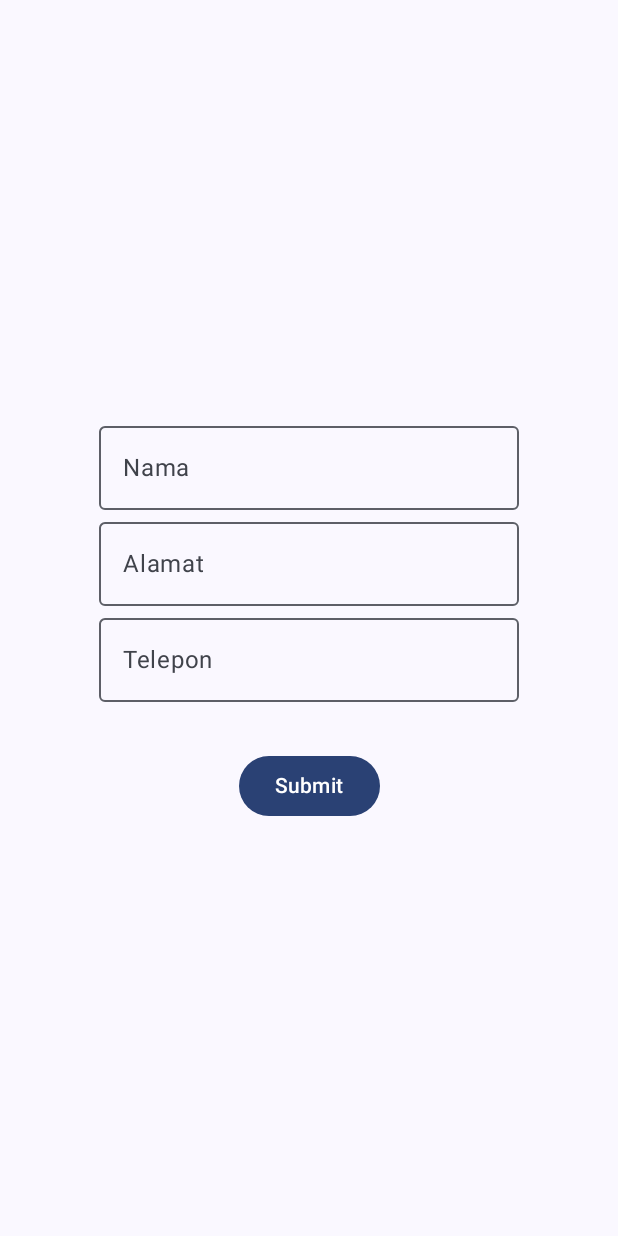
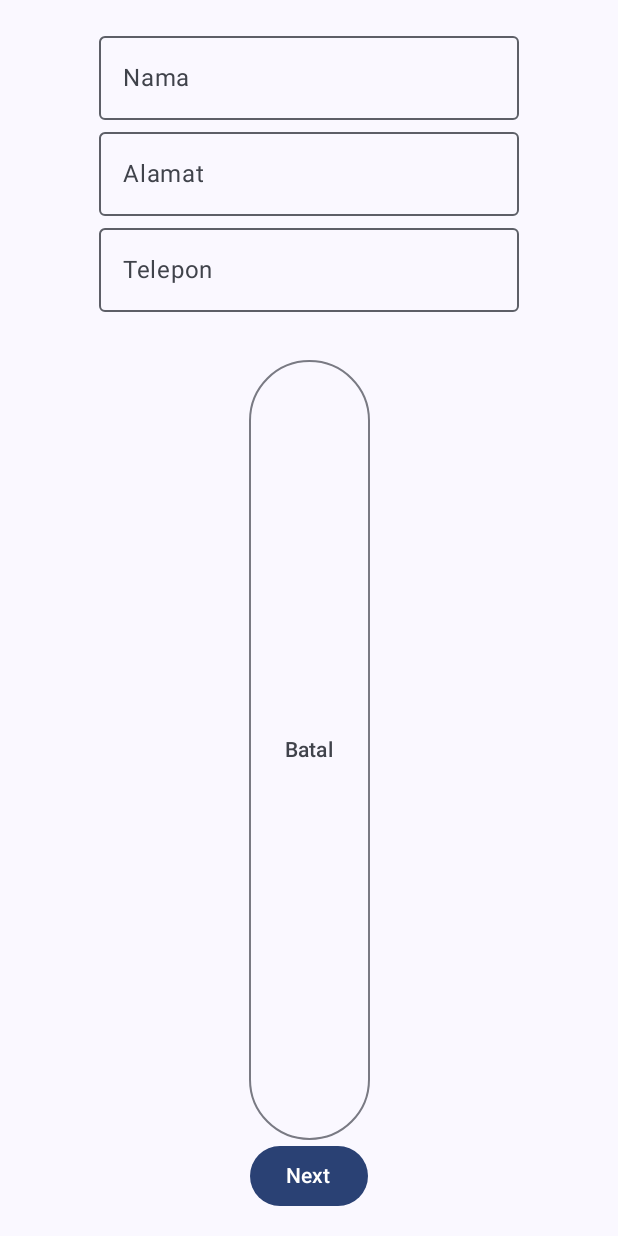
Before and after one commit to Dinawulan14/028_NavigationWithData, an Android app built with Jetpack Compose: the composable HalamanUser shown on its own in the app's theme, on a phone screen of 412 x 824 dp. Run offline under Robolectric (Android 15) with nearby library versions, the phone set to English and light mode, and no system bars.

Commit message:
menambahkan string name btn_next

```diff
--- a/app/src/main/java/com/example/navigationwithdata/HalamanSatu.kt
+++ b/app/src/main/java/com/example/navigationwithdata/HalamanSatu.kt
@@ -40,7 +40,8 @@ fun HalamanSatu(
     modifier: Modifier = Modifier
 ) {
     var rasaYgDipilih by rememberSaveable { mutableStateOf("") }
-    var textJmBeli by remember { mutableStateOf("") }
+    var textJmBeli by remember { mutableStateOf("")
+    }
 
     Column(
         modifier = modifier,
--- a/app/src/main/java/com/example/navigationwithdata/HalamanUser.kt
+++ b/app/src/main/java/com/example/navigationwithdata/HalamanUser.kt
@@ -9,6 +9,7 @@ import androidx.compose.foundation.layout.fillMaxSize
 import androidx.compose.foundation.layout.padding
 import androidx.compose.material3.Button
 import androidx.compose.material3.ExperimentalMaterial3Api
+import androidx.compose.material3.OutlinedButton
 import androidx.compose.material3.OutlinedTextField
 import androidx.compose.material3.Text
 import androidx.compose.runtime.Composable
@@ -24,7 +25,8 @@ import androidx.compose.ui.unit.dp
 @OptIn(ExperimentalMaterial3Api::class)
 @Composable
 fun HalamanUser(
-    onSubmitButtonClick: (MutableList<String>) -> Unit
+    onSubmitButtonClick: (MutableList<String>) -> Unit,
+    onCancelButtonClicked:() -> Unit,
 ){
     var namaTxt by rememberSaveable {
         mutableStateOf("")
@@ -60,8 +62,12 @@ fun HalamanUser(
             Text(text = "Telepon")
         })
         Spacer(modifier = Modifier.padding(16.dp))
+        OutlinedButton(modifier = Modifier.weight(1f),
+            onClick = onCancelButtonClicked) {
+            Text(stringResource(R.string.cancel))
+        }
         Button(onClick = {onSubmitButtonClick(ListDataTxt)}) {
-            Text(text = stringResource(id = R.string.btn_submit))
+            Text(text = stringResource(id = R.string.btn_next))
 
         }
     }
--- a/app/src/main/java/com/example/navigationwithdata/OrderViewModel.kt
+++ b/app/src/main/java/com/example/navigationwithdata/OrderViewModel.kt
@@ -45,4 +45,4 @@ class OrderViewModel : ViewModel() {
             )
         }
     }
-};
+}
--- a/app/src/main/res/values/strings.xml
+++ b/app/src/main/res/values/strings.xml
@@ -4,7 +4,7 @@
     <string name="nama">Nama</string>
     <string name="alamat">Alamat</string>
     <string name="telepon">Telepon</string>
-    <string name="btn_submit">Submit</string>
+    <string name="btn_next">Next</string>
     <string name="btn_back">Back</string>
     <string name="confirm">Konfirmasi</string>
     <string name="next">Lanjut</string>
```
